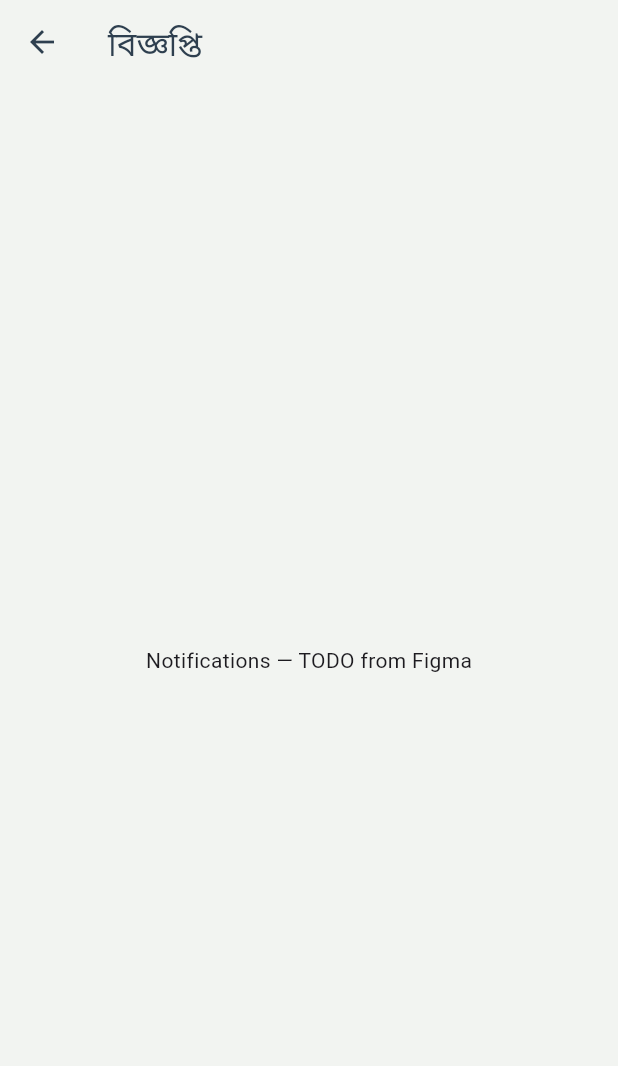
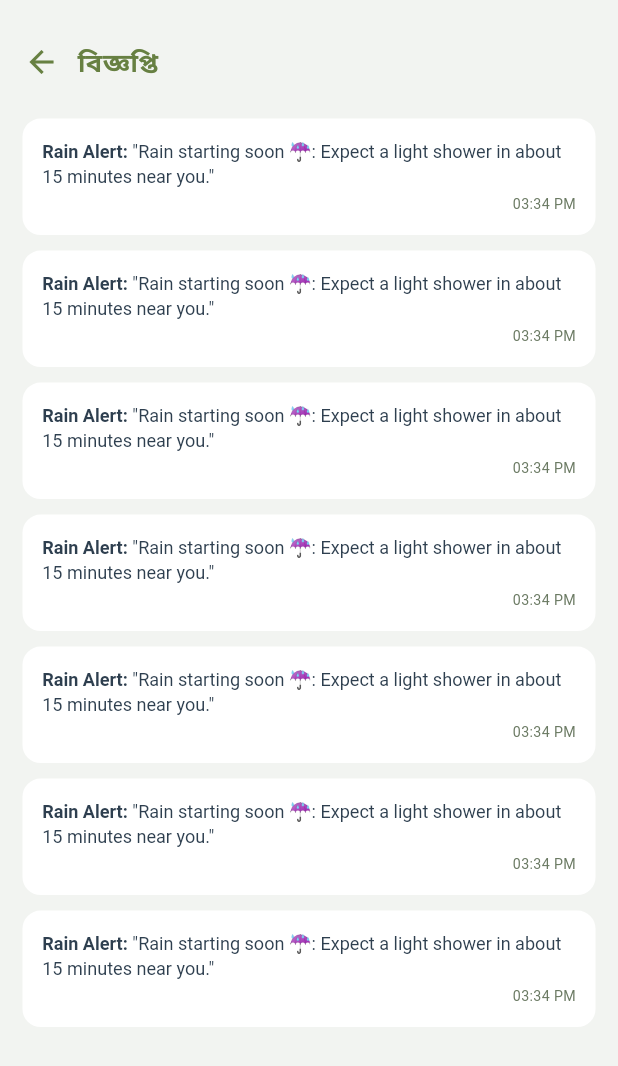
Before and after one commit to SadakatulShakil/Agvisely, a Flutter app: the NotificationPage screen opened directly, on a phone screen of 412 x 824 dp. Shown: the top 1066 px of the screen. Run offline on Flutter 3.47's test engine with Material 3 defaults, Android fonts, the phone set to English and light mode, and no system bars; our stand-ins replace connectivity_plus, firebase_core, firebase_messaging, fl_chart, floor, flutter_image_compress and 13 more; missing offline and left inert: firebase_app_check, in_app_update; accounts and stored records are empty; generated files the repository leaves out were written again; Roboto replaces fonts that are missing (AnekBangla).

Commit message:
Pest advisory page redesign and notification page design implemented

```diff
--- a/lib/core/network/api_endpoints.dart
+++ b/lib/core/network/api_endpoints.dart
@@ -34,7 +34,7 @@ class ApiEndpoints {
   //   Android emulator → http://10.0.2.2:3000/api/v1
   //   physical device  → http://<machine-LAN-IP>:3000/api/v1
   // ===================================
-  static const String baseUrlUser = 'http://192.168.0.161:3000/api/v1';
+  static const String baseUrlUser = 'http://192.168.68.52:3000/api/v1';
   static const String professions = '$baseUrlUser/professions';
   static const String signupUrl = '$baseUrlUser/users/signup';
   static const String loginUrl = '$baseUrlUser/users/login';
--- a/lib/core/services/localization_string.dart
+++ b/lib/core/services/localization_string.dart
@@ -104,9 +104,6 @@ class LocalizationString extends Translations {
 
     // ── Pest advisory (crop-select demo) ──────────────────────────────────
     'pest_advisory.select_crop_title': 'Select a crop for advisory',
-    'pest_advisory.go_next_step': 'Go Next Step',
-    'pest_advisory.selected_prefix': 'Selected:',
-    'pest_advisory.nothing_prefix': 'Please select a crop.',
 
     // ── Advisory items (generic item grid, any category) ───────────────────
     'advisory_items.select_item_title': 'Select an item for advisory',
@@ -195,6 +192,7 @@ class LocalizationString extends Translations {
 
     // ── Common ───────────────────────────────────────────────────────────
     'common.notifications': 'Notifications',
+    'notifications.empty': 'No notifications yet.',
     'common.settings': 'Settings',
     'common.language': 'Language',
     'common.retry': 'Retry',
@@ -297,9 +295,6 @@ class LocalizationString extends Translations {
 
     // ── Pest advisory (crop-select demo) ──────────────────────────────────
     'pest_advisory.select_crop_title': 'পরামর্শের জন্য একটি ফসল নির্বাচন করুন',
-    'pest_advisory.go_next_step': 'পরবর্তী পদক্ষেপ',
-    'pest_advisory.selected_prefix': 'নির্বাচিত:',
-    'pest_advisory.nothing_prefix': 'দয়া করে একটি ফসল নির্বাচন করুন।',
 
     // ── Advisory items (generic item grid, any category) ───────────────────
     'advisory_items.select_item_title': 'পরামর্শের জন্য একটি আইটেম নির্বাচন করুন',
@@ -388,6 +383,7 @@ class LocalizationString extends Translations {
 
     // ── Common ───────────────────────────────────────────────────────────
     'common.notifications': 'বিজ্ঞপ্তি',
+    'notifications.empty': 'এখনো কোনো বিজ্ঞপ্তি নেই।',
     'common.settings': 'সেটিংস',
     'common.language': 'ভাষা',
     'common.retry': 'আবার চেষ্টা করুন',
--- a/lib/core/services/notification_service.dart
+++ b/lib/core/services/notification_service.dart
@@ -129,7 +129,7 @@ class NotificationService {
     //_v2 — bumped from 'alert_channel_id'. Channel sound is
 
     final alertChannel = AndroidNotificationChannel(
-      'alert_channel_id_v2',
+      'agvisely_alert_channel',
       'Weather Alerts',
       description: 'Severe weather alerts — always audible',
       importance: Importance.max,
@@ -144,7 +144,7 @@ class NotificationService {
 
     // General channel — respects ringer/silent mode
     const generalChannel = AndroidNotificationChannel(
-      'general_channel_id',
+      'agvisely_general_channel',
       'General Notifications',
       description: 'Weather updates and general info',
       importance: Importance.high,
@@ -229,7 +229,7 @@ class NotificationService {
     if (isAlert) {
       return NotificationDetails(
         android: AndroidNotificationDetails(
-          'alert_channel_id_v2',
+          'agvisely_alert_channel',
           'Weather Alerts',
           icon: 'ic_launcher',
           importance: Importance.max,
@@ -255,7 +255,7 @@ class NotificationService {
     } else {
       return NotificationDetails(
         android: AndroidNotificationDetails(
-          'general_channel_id',
+          'agvisely_general_channel',
           'General Notifications',
           icon: 'ic_launcher',
           importance: Importance.high,
--- a/lib/features/notifications/presentation/pages/notification_page.dart
+++ b/lib/features/notifications/presentation/pages/notification_page.dart
@@ -1,16 +1,147 @@
 import 'package:flutter/material.dart';
+import 'package:flutter_screenutil/flutter_screenutil.dart';
 import 'package:get/get.dart';
 
+import '../../../../core/theme/app_theme_colors.dart';
+
+class _DemoNotification {
+  const _DemoNotification(this.title, this.body, this.time);
+  final String title;
+  final String body;
+  final String time;
+}
+
 /// Notification inbox. NotificationService routes here on tap-through.
-/// Build the list UI from the Figma "Notifications" frame.
+/// Demo data only for now — no backend-persisted notification history
+/// exists yet (FCM/local notifications fire directly, nothing is stored).
 class NotificationPage extends StatelessWidget {
   const NotificationPage({super.key});
+
+  static const _demoNotifications = [
+    _DemoNotification(
+      'Rain Alert',
+      'Rain starting soon ☔: Expect a light shower in about 15 minutes near you.',
+      '03:34 PM',
+    ),
+    _DemoNotification(
+      'Rain Alert',
+      'Rain starting soon ☔: Expect a light shower in about 15 minutes near you.',
+      '03:34 PM',
+    ),
+    _DemoNotification(
+      'Rain Alert',
+      'Rain starting soon ☔: Expect a light shower in about 15 minutes near you.',
+      '03:34 PM',
+    ),
+    _DemoNotification(
+      'Rain Alert',
+      'Rain starting soon ☔: Expect a light shower in about 15 minutes near you.',
+      '03:34 PM',
+    ),
+    _DemoNotification(
+      'Rain Alert',
+      'Rain starting soon ☔: Expect a light shower in about 15 minutes near you.',
+      '03:34 PM',
+    ),
+    _DemoNotification(
+      'Rain Alert',
+      'Rain starting soon ☔: Expect a light shower in about 15 minutes near you.',
+      '03:34 PM',
+    ),
+    _DemoNotification(
+      'Rain Alert',
+      'Rain starting soon ☔: Expect a light shower in about 15 minutes near you.',
+      '03:34 PM',
+    ),
+  ];
 
   @override
   Widget build(BuildContext context) {
     return Scaffold(
-      appBar: AppBar(title: Text('common.notifications'.tr)),
-      body: const Center(child: Text('Notifications — TODO from Figma')),
+      backgroundColor: AppColors.scaffoldLight,
+      body: SafeArea(
+        child: Column(
+          crossAxisAlignment: CrossAxisAlignment.start,
+          children: [
+            Padding(
+              padding: EdgeInsets.fromLTRB(4.w, 20.h, 16.w, 8.h),
+              child: Row(
+                children: [
+                  IconButton(
+                    icon: Icon(Icons.arrow_back, color: AppColors.primaryDark),
+                    onPressed: () => Get.back(),
+                  ),
+                  Text(
+                    'common.notifications'.tr,
+                    style: TextStyle(
+                      fontSize: 20.sp,
+                      fontWeight: FontWeight.w600,
+                      color: AppColors.primaryDark,
+                    ),
+                  ),
+                ],
+              ),
+            ),
+            Expanded(
+              child: _demoNotifications.isEmpty
+                  ? Center(
+                      child: Text(
+                        'notifications.empty'.tr,
+                        style: TextStyle(fontSize: 14.sp, color: AppColors.textSecondaryLight),
+                      ),
+                    )
+                  : ListView.separated(
+                      padding: EdgeInsets.fromLTRB(16.w, 8.h, 16.w, 16.h),
+                      itemCount: _demoNotifications.length,
+                      separatorBuilder: (context, i) => SizedBox(height: 12.h),
+                      itemBuilder: (context, i) => _NotificationCard(
+                        notification: _demoNotifications[i],
+                      ),
+                    ),
+            ),
+          ],
+        ),
+      ),
     );
   }
 }
+
+class _NotificationCard extends StatelessWidget {
+  const _NotificationCard({required this.notification});
+
+  final _DemoNotification notification;
+
+  @override
+  Widget build(BuildContext context) {
+    return Container(
+      width: double.infinity,
+      padding: EdgeInsets.all(14.w),
+      decoration: BoxDecoration(
+        color: AppColors.cardLight,
+        borderRadius: BorderRadius.circular(14.r),
+      ),
+      child: Column(
+        crossAxisAlignment: CrossAxisAlignment.end,
+        children: [
+          RichText(
+            text: TextSpan(
+              style: TextStyle(fontSize: 14.sp, color: AppColors.navy, height: 1.4),
+              children: [
+                TextSpan(
+                  text: '${notification.title}: ',
+                  style: const TextStyle(fontWeight: FontWeight.bold),
+                ),
+                TextSpan(text: '"${notification.body}"'),
+              ],
+            ),
+          ),
+          SizedBox(height: 4.h),
+          Text(
+            notification.time,
+            style: TextStyle(fontSize: 11.sp, color: AppColors.textSecondaryLight),
+          ),
+        ],
+      ),
+    );
+  }
+}
```
Also changed, not shown: lib/features/home/presentation/pages/home_page.dart (+8 -4 lines), lib/features/pest_advisory/domen/binding/pest_advisory_binding.dart (+7 -2 lines), lib/features/pest_advisory/domen/controllers/pest_advisory_controller.dart (+26 -2 lines), lib/features/pest_advisory/presentation/pages/pest_advisory_page.dart (+105 -100 lines), lib/models/advisory_content_model.dart (+20 -8 lines).
